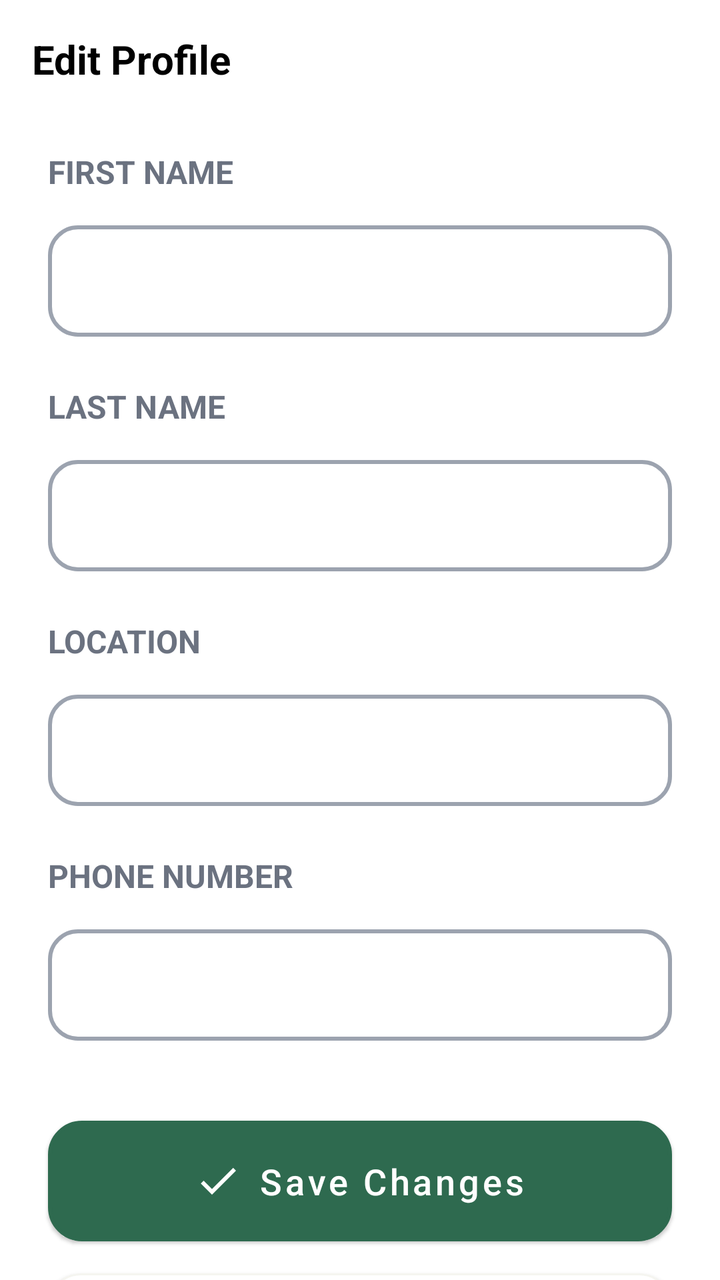
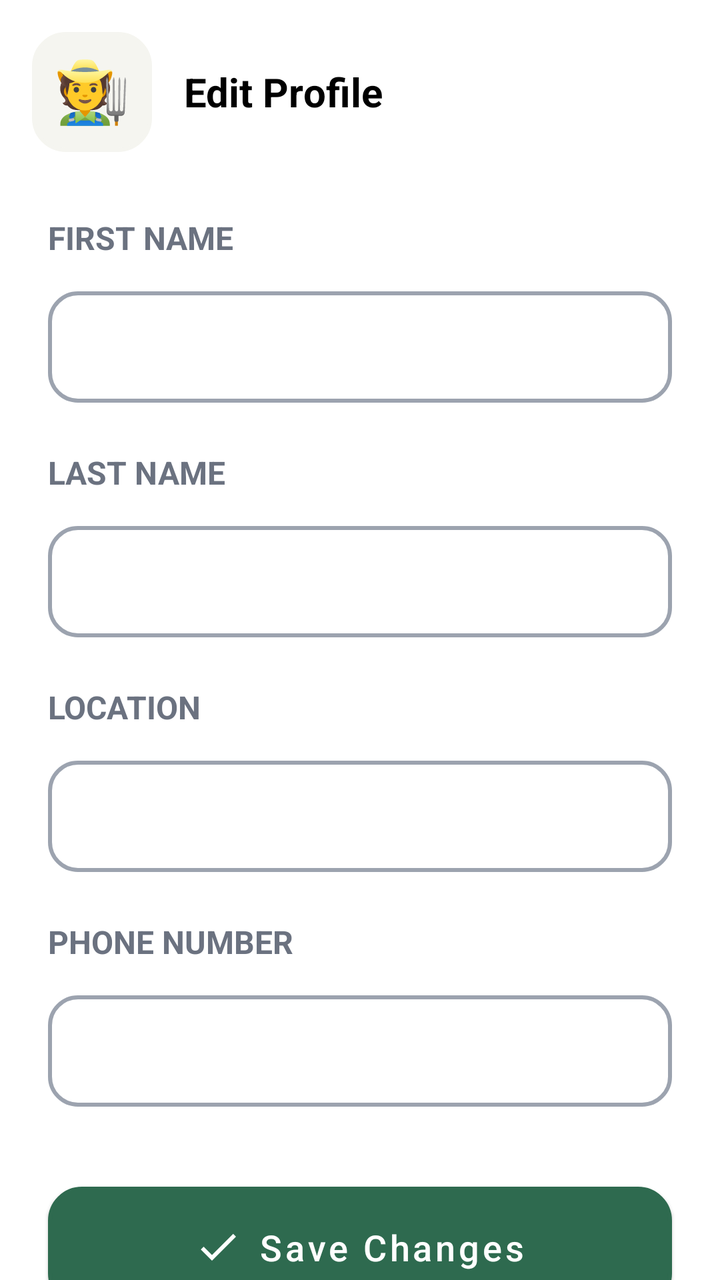

The first picture is an Android layout as it rendered before a commit; the second is the same layout after the commit. The layout source and the unified diff follow.
<!-- AndroidManifest.xml: application theme Theme.Avocado -->
<!-- res/layout/dialog_edit_profile.xml -->
<?xml version="1.0" encoding="utf-8"?>
<LinearLayout xmlns:android="http://schemas.android.com/apk/res/android"
    xmlns:app="http://schemas.android.com/apk/res-auto"
    android:layout_width="match_parent"
    android:layout_height="match_parent"
    android:orientation="vertical"
    android:background="@color/white">

    <androidx.core.widget.NestedScrollView
        android:layout_width="match_parent"
        android:layout_height="0dp"
        android:layout_weight="1"
        android:fillViewport="true">
        <LinearLayout
            android:orientation="vertical"
            android:layout_width="match_parent"
            android:layout_height="match_parent"
            android:padding="16dp">
            <TextView
                android:layout_width="wrap_content"
                android:layout_height="wrap_content"
                android:text="Edit Profile"
                android:textSize="20sp"
                android:textColor="@color/black"
                android:textStyle="bold"
                android:layout_marginBottom="32dp"/>
            <LinearLayout
                android:id="@+id/fragment_record_step_6_chemical_control_linear_layout"
                android:orientation="vertical"
                android:layout_width="match_parent"
                android:layout_height="wrap_content"
                android:layout_marginTop="0dp"
                android:padding="0dp">
                <TextView
                    android:layout_width="wrap_content"
                    android:layout_height="wrap_content"
                    android:text="FIRST NAME"
                    android:textSize="16sp"
                    android:textColor="@color/slate"
                    android:textStyle="bold"
                    android:layout_marginStart="8dp"
                    android:layout_marginEnd="8dp"
                    android:layout_marginTop="0dp"
                    android:layout_marginBottom="8dp"/>
                <com.google.android.material.textfield.TextInputLayout
                    style="@style/Widget.MaterialComponents.TextInputLayout.OutlinedBox"
                    android:layout_width="match_parent"
                    android:layout_height="wrap_content"
                    android:layout_margin="8dp"
                    app:hintEnabled="false"
                    android:background="@null">
                    <com.google.android.material.textfield.TextInputEditText
                        android:id="@+id/dialog_edit_profile_first_name_edit_text"
                        android:layout_width="match_parent"
                        android:layout_height="wrap_content"
                        android:inputType="text"
                        android:background="@drawable/text_input_background_1"
                        android:textColor="@color/edit_text_color"
                        android:textSize="16sp" />
                </com.google.android.material.textfield.TextInputLayout>
                <TextView
                    android:layout_width="wrap_content"
                    android:layout_height="wrap_content"
                    android:text="LAST NAME"
                    android:textSize="16sp"
                    android:textColor="@color/slate"
                    android:textStyle="bold"
                    android:layout_marginStart="8dp"
                    android:layout_marginEnd="8dp"
                    android:layout_marginTop="16dp"
                    android:layout_marginBottom="8dp"/>
                <com.google.android.material.textfield.TextInputLayout
                    style="@style/Widget.MaterialComponents.TextInputLayout.OutlinedBox"
                    android:layout_width="match_parent"
                    android:layout_height="wrap_content"
                    android:layout_margin="8dp"
                    app:hintEnabled="false"
                    android:background="@null">
                    <com.google.android.material.textfield.TextInputEditText
                        android:id="@+id/dialog_edit_profile_last_name_edit_text"
                        android:layout_width="match_parent"
                        android:layout_height="wrap_content"
                        android:inputType="text"
                        android:background="@drawable/text_input_background_1"
                        android:textColor="@color/edit_text_color"
                        android:textSize="16sp" />
                </com.google.android.material.textfield.TextInputLayout>
                <TextView
                    android:layout_width="wrap_content"
                    android:layout_height="wrap_content"
                    android:text="LOCATION"
                    android:textSize="16sp"
                    android:textColor="@color/slate"
                    android:textStyle="bold"
                    android:layout_marginStart="8dp"
                    android:layout_marginEnd="8dp"
                    android:layout_marginTop="16dp"
                    android:layout_marginBottom="8dp"/>
                <com.google.android.material.textfield.TextInputLayout
                    style="@style/Widget.MaterialComponents.TextInputLayout.OutlinedBox"
                    android:layout_width="match_parent"
                    android:layout_height="wrap_content"
                    android:layout_margin="8dp"
                    app:hintEnabled="false"
                    android:background="@null">
                    <com.google.android.material.textfield.TextInputEditText
                        android:id="@+id/dialog_edit_profile_location_edit_text"
                        android:layout_width="match_parent"
                        android:layout_height="wrap_content"
                        android:inputType="text"
                        android:background="@drawable/text_input_background_1"
                        android:textColor="@color/edit_text_color"
                        android:textSize="16sp" />
                </com.google.android.material.textfield.TextInputLayout>
                <TextView
                    android:layout_width="wrap_content"
                    android:layout_height="wrap_content"
                    android:text="PHONE NUMBER"
                    android:textSize="16sp"
                    android:textColor="@color/slate"
                    android:textStyle="bold"
                    android:layout_marginStart="8dp"
                    android:layout_marginEnd="8dp"
                    android:layout_marginTop="16dp"
                    android:layout_marginBottom="8dp"/>
                <com.google.android.material.textfield.TextInputLayout
                    style="@style/Widget.MaterialComponents.TextInputLayout.OutlinedBox"
                    android:layout_width="match_parent"
                    android:layout_height="wrap_content"
                    android:layout_margin="8dp"
                    app:hintEnabled="false"
                    android:background="@null">
                    <com.google.android.material.textfield.TextInputEditText
                        android:id="@+id/dialog_edit_profile_phone_number_edit_text"
                        android:layout_width="match_parent"
                        android:layout_height="wrap_content"
                        android:inputType="phone"
                        android:background="@drawable/text_input_background_1"
                        android:textColor="@color/edit_text_color"
                        android:textSize="16sp" />
                </com.google.android.material.textfield.TextInputLayout>
            </LinearLayout>
            <Button
                android:id="@+id/dialog_edit_profile_save_changes_button"
                style="@style/Widget.MaterialComponents.Button.UnelevatedButton"
                android:layout_width="match_parent"
                android:layout_height="wrap_content"
                android:layout_marginStart="8dp"
                android:layout_marginEnd="8dp"
                android:layout_marginTop="32dp"
                android:layout_marginBottom="8dp"
                android:padding="12dp"
                app:backgroundTint="@null"
                android:text="Save Changes"
                android:textSize="18sp"
                android:textColor="@color/white"
                android:textAllCaps="false"
                app:icon="@drawable/ic_check_24dp"
                app:iconGravity="textStart"
                app:iconTint="@color/white"
                app:cornerRadius="16dp"
                android:elevation="1dp"
                android:background="@drawable/button_background_3"
                android:foreground="@drawable/custom_ripple_1"/>
            <Button
                android:id="@+id/dialog_edit_profile_cancel_button"
                style="@style/Widget.MaterialComponents.Button.UnelevatedButton"
                android:layout_width="match_parent"
                android:layout_height="wrap_content"
                android:layout_marginStart="8dp"
                android:layout_marginEnd="8dp"
                android:layout_marginTop="8dp"
                android:layout_marginBottom="16dp"
                android:padding="12dp"
                android:text="Cancel"
                android:textAllCaps="false"
                android:textColor="#344054"
                android:textSize="18sp"
                app:backgroundTint="@null"
                app:cornerRadius="16dp"
                android:elevation="1dp"
                android:background="@drawable/button_background_4"
                android:foreground="@drawable/custom_ripple_1"/>
        </LinearLayout>
    </androidx.core.widget.NestedScrollView>
</LinearLayout>
<!-- resources referenced by this layout -->
<resources>
  <color name="black">#FF000000</color>
  <color name="edit_text_color">#1A1A1A</color>
  <color name="slate">#6B7280</color>
  <color name="white">#FFFFFFFF</color>
  <!-- drawable button_background_3 (drawable) -->
  <?xml version="1.0" encoding="utf-8"?>
  <shape xmlns:android="http://schemas.android.com/apk/res/android">
  
      <solid
          android:color="#2E6A4F" />
      <stroke
          android:width="2dp"
          android:color="#2E6A4F" />
      <corners
          android:radius="16dp" />
  
  </shape>
  <!-- drawable button_background_4 (drawable) -->
  <?xml version="1.0" encoding="utf-8"?>
  <shape xmlns:android="http://schemas.android.com/apk/res/android">
  
      <solid
          android:color="#FFFFFF" />
      <corners
          android:radius="16dp" />
      <stroke
          android:width="1dp"
          android:color="#F5F5F0"/>
  
  </shape>
  <!-- drawable custom_ripple_1 (drawable) -->
  <?xml version="1.0" encoding="utf-8"?>
  <ripple xmlns:android="http://schemas.android.com/apk/res/android"
      android:color="?android:attr/colorControlHighlight"> 
  
      
      <item android:id="@android:id/mask">
          
          <shape android:shape="rectangle">
              <corners android:radius="16dp" />
              <solid android:color="@android:color/white" />
          </shape>
      </item>
  
  </ripple>
  <!-- drawable ic_check_24dp (drawable) -->
  <vector xmlns:android="http://schemas.android.com/apk/res/android" android:height="24dp" android:tint="#000000" android:viewportHeight="24" android:viewportWidth="24" android:width="24dp">
        
      <path android:fillColor="@android:color/white" android:pathData="M9,16.17L4.83,12l-1.42,1.41L9,19 21,7l-1.41,-1.41z"/>
      
  </vector>
  <!-- drawable text_input_background_1 (drawable) -->
  <?xml version="1.0" encoding="utf-8"?>
  <shape xmlns:android="http://schemas.android.com/apk/res/android">
  
      <solid
          android:color="@color/text_input_color_2"/>
      <stroke
          android:width="2dp"
          android:color="@color/text_input_color_1"/>
      <corners
          android:radius="14dp"/>
  
  </shape>
  <style name="Theme.Avocado" parent="Theme.MaterialComponents.DayNight.NoActionBar">
          
          <item name="colorPrimary">@color/primary</item>
          <item name="colorPrimaryVariant">@color/primary_variant</item>
          <item name="colorOnPrimary">@color/on_primary</item>
          
          <item name="colorSecondary">@color/secondary</item>
          <item name="colorSecondaryVariant">@color/secondary_variant</item>
          <item name="colorOnSecondary">@color/on_secondary</item>
          
          <item name="android:statusBarColor">?attr/colorPrimaryVariant</item>
          
      </style>
  <color name="primary">#FF1A1A1A</color>
  <color name="primary_variant">#FF000000</color>
  <color name="on_primary">#FFFFFFFF</color>
  <color name="secondary">#FF9E9E9E</color>
  <color name="secondary_variant">#FF707070</color>
  <color name="on_secondary">#FF000000</color>
</resources>

<!-- the commit's change to res/layout/dialog_edit_profile.xml (unified diff, before → after) -->
@@ -16,14 +16,27 @@
             android:layout_width="match_parent"
             android:layout_height="match_parent"
             android:padding="16dp">
-            <TextView
-                android:layout_width="wrap_content"
+            <LinearLayout
+                android:orientation="horizontal"
+                android:layout_width="match_parent"
                 android:layout_height="wrap_content"
-                android:text="Edit Profile"
-                android:textSize="20sp"
-                android:textColor="@color/black"
-                android:textStyle="bold"
-                android:layout_marginBottom="32dp"/>
+                android:gravity="center_vertical"
+                android:layout_marginBottom="32dp">
+                <ImageView
+                    android:layout_width="60dp"
+                    android:layout_height="60dp"
+                    android:layout_marginEnd="16dp"
+                    android:src="@drawable/ic_farmer"
+                    android:padding="12dp"
+                    android:background="@drawable/image_background_10"/>
+                <TextView
+                    android:layout_width="wrap_content"
+                    android:layout_height="wrap_content"
+                    android:text="Edit Profile"
+                    android:textSize="20sp"
+                    android:textColor="@color/black"
+                    android:textStyle="bold" />
+            </LinearLayout>
             <LinearLayout
                 android:id="@+id/fragment_record_step_6_chemical_control_linear_layout"
                 android:orientation="vertical"
<!-- resource entries referenced after the edit -->
@@ -51,6 +51,24 @@
       <path android:fillColor="@android:color/white" android:pathData="M9,16.17L4.83,12l-1.42,1.41L9,19 21,7l-1.41,-1.41z"/>
       
   </vector>
+  <!-- drawable ic_farmer: vector/xml drawable (drawable, 15187 chars, omitted) -->
+  <!-- drawable image_background_10 (drawable) -->
+  <?xml version="1.0" encoding="utf-8"?>
+  <shape xmlns:android="http://schemas.android.com/apk/res/android"
+      android:shape="rectangle">
+  
+      
+      <solid android:color="@color/background_sand" />
+  
+      
+      <stroke
+          android:width="2dp"
+          android:color="@color/background_sand" />
+  
+      
+      <corners android:radius="16dp" />
+  
+  </shape>
   <!-- drawable text_input_background_1 (drawable) -->
   <?xml version="1.0" encoding="utf-8"?>
   <shape xmlns:android="http://schemas.android.com/apk/res/android">
@@ -77,6 +95,7 @@
           <item name="android:statusBarColor">?attr/colorPrimaryVariant</item>
           
       </style>
+  <color name="background_sand">#F5F5F0</color>
   <color name="primary">#FF1A1A1A</color>
   <color name="primary_variant">#FF000000</color>
   <color name="on_primary">#FFFFFFFF</color>
